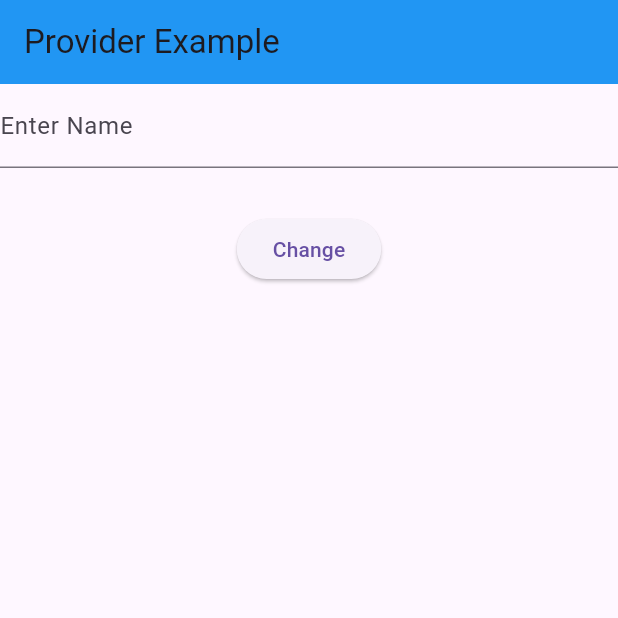
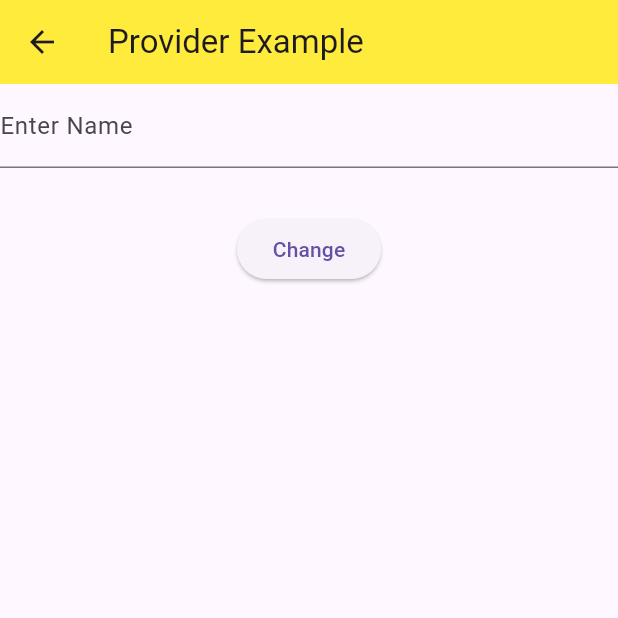
Before and after one commit to ashwanisohaan/todoapp, a Flutter app: the screen it shows after launch, after a tap on the "add" icon, on a phone screen of 412 x 824 dp, the top half of it. Run offline on Flutter 3.47's test engine with Material 3 defaults, Android fonts, the phone set to English and light mode, and no system bars; our stand-ins replace go_router, simple_circular_progress_bar.

```diff
--- a/lib/screens/setting.dart
+++ b/lib/screens/setting.dart
@@ -13,7 +13,7 @@ class SettingScreen extends StatelessWidget {
     return Scaffold(
       appBar: AppBar(
         title: Text("Provider Example"),
-        backgroundColor: Colors.blue,
+        backgroundColor: Colors.yellow,
       ),
       body: Column(
         children: [
@@ -23,16 +23,16 @@ class SettingScreen extends StatelessWidget {
           ),
           SizedBox(height: 30),
           ElevatedButton(
+            child: Text("Change"),
             onPressed: () {
               if (_edtControler.text.isNotEmpty) {
                 context.read<NameProvider>().changeName(
-                  name: _edtControler.text,
+                  name: _edtControler.text.trim(),
                 );
               }
-              // context.pop();
-              Navigator.pop(context);
+              context.pop();
+              // Navigator.pop(context);
             },
-            child: Text("Change"),
           ),
         ],
       ),
--- a/lib/screens/tasklist_page.dart
+++ b/lib/screens/tasklist_page.dart
@@ -58,7 +58,7 @@ class _MyListState extends State<MyList> {
           //  IconButton(onPressed: _showBottmSheet, icon: Icon(Icons.add)),
           IconButton(
             onPressed: () {
-              context.go(AppRoutes.screenSetting);
+              context.push(AppRoutes.screenSetting);
             },
             icon: Icon(Icons.add),
           ),
```
